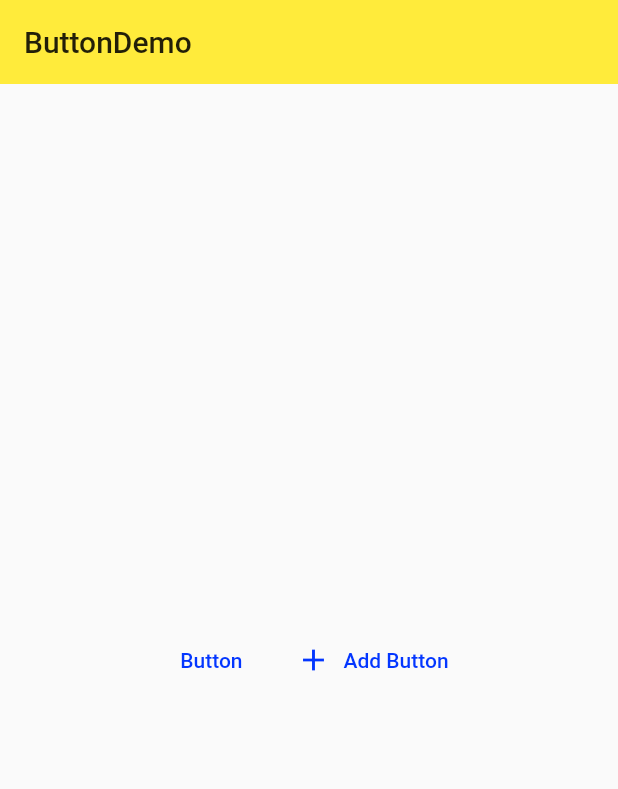
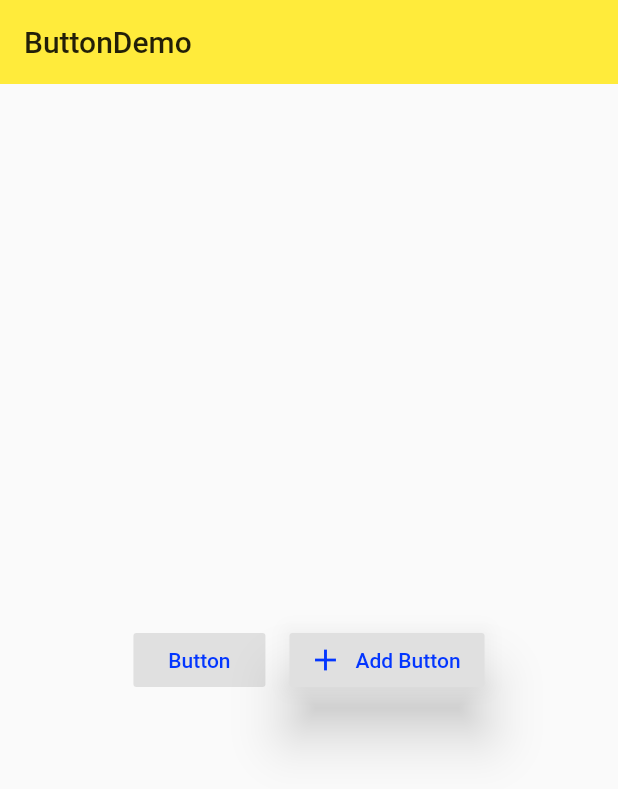
Before and after one commit to XYXiaoYuan/flutter_study, a Flutter app: the ButtonDemo screen opened directly, on a phone screen of 412 x 824 dp. Shown: the top 789 px of the screen. Run offline on Flutter 3.47's test engine with Material 2 defaults, Android fonts, the phone set to English and light mode, and no system bars.

Commit message:
RaisedButton：按钮

```diff
--- a/flutter_study/lib/demo/material_components.dart
+++ b/flutter_study/lib/demo/material_components.dart
@@ -55,18 +55,21 @@ class ButtonDemo extends StatelessWidget {
             Row(
               mainAxisAlignment: MainAxisAlignment.center,
               children: <Widget>[
-                FlatButton(
+                RaisedButton(
                   onPressed: () {},
                   child: Text('Button'),
                   splashColor: Colors.grey,
                   textColor: Theme.of(context).accentColor,
+                  elevation: 0.0,
                 ),
-                FlatButton.icon(
+                SizedBox(width: 16.0),
+                RaisedButton.icon(
                   onPressed: () {},
                   icon: Icon(Icons.add),
                   label: Text('Add Button'),
                   splashColor: Colors.grey,
                   textColor: Theme.of(context).accentColor,
+                  elevation: 16.0,
                 ),
               ],
             )
```
